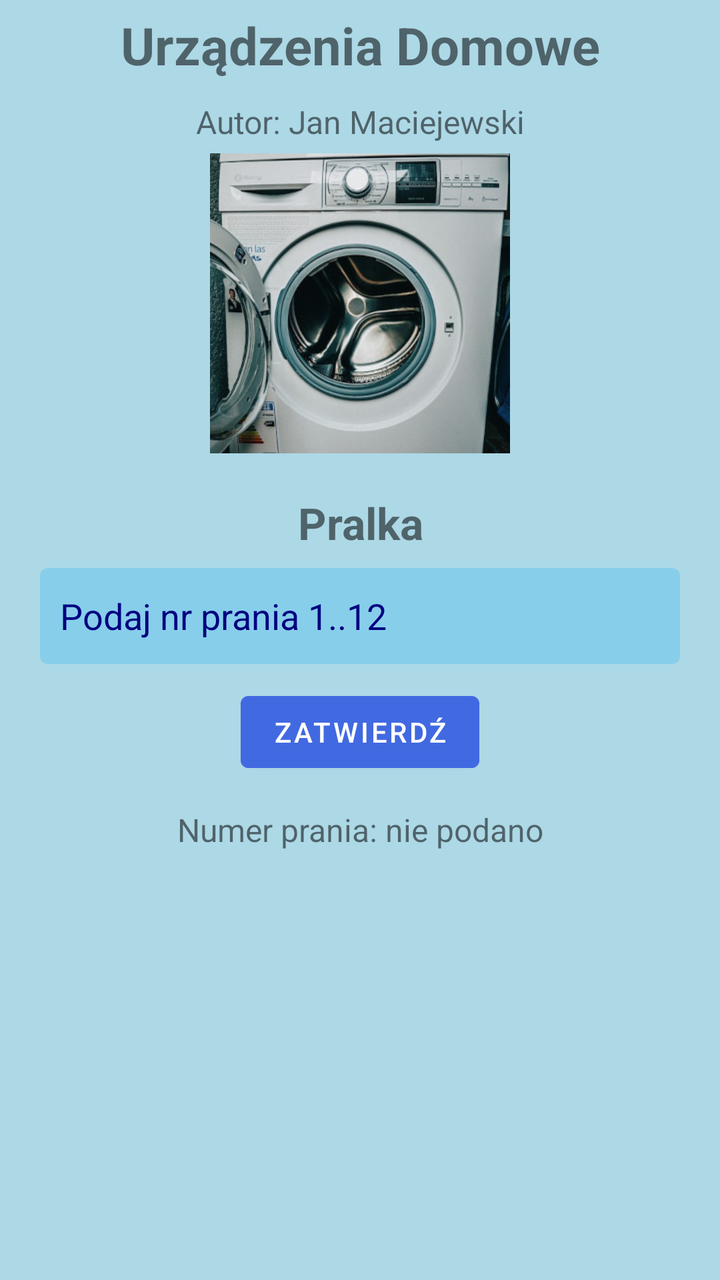
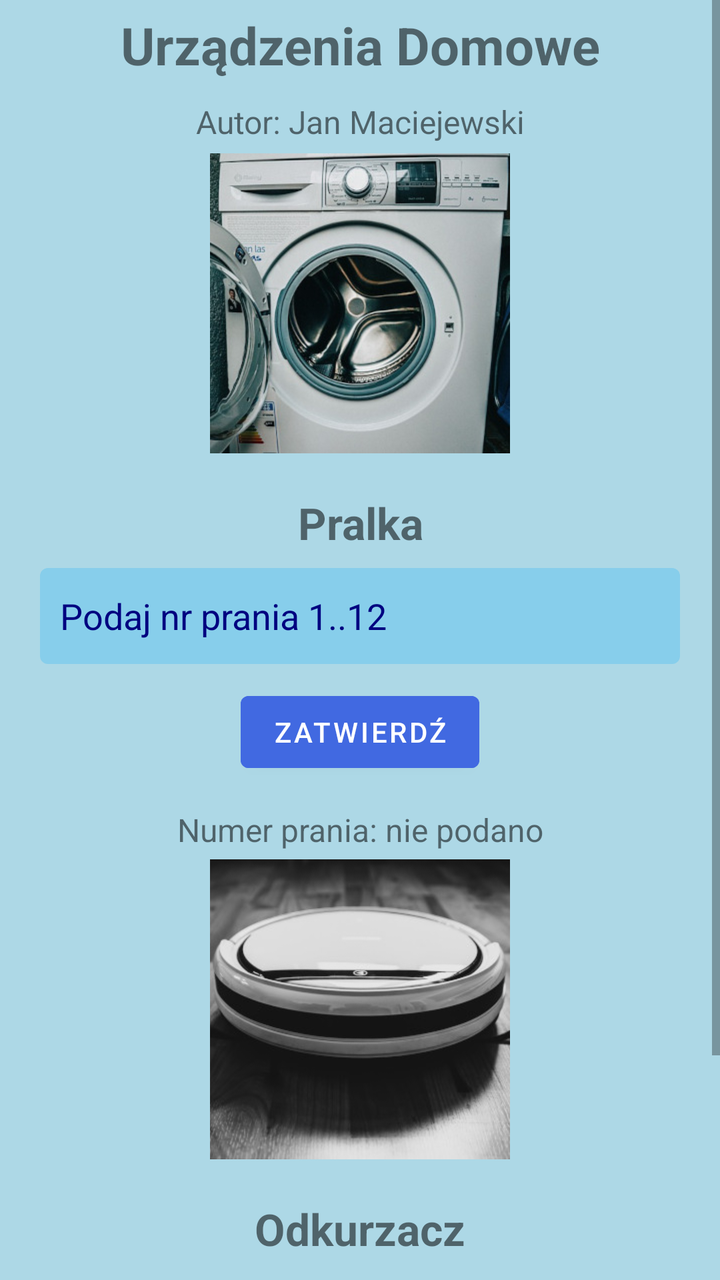

Screens rendered from an Android XML layout before and after an edit, with the pre-edit source and the edit as a unified diff.
<!-- AndroidManifest.xml: application theme Theme.MyApplication -->
<!-- res/layout/activity_main.xml -->
<?xml version="1.0" encoding="utf-8"?>
<ScrollView xmlns:android="http://schemas.android.com/apk/res/android"
    android:id="@+id/main"
    android:layout_width="match_parent"
    android:layout_height="match_parent"
    android:background="@color/light_blue"
    android:fillViewport="true">

    <LinearLayout
        android:layout_width="match_parent"
        android:layout_height="wrap_content"
        android:gravity="center_horizontal"
        android:orientation="vertical"
        android:paddingBottom="20dp">

        <TextView
            android:layout_width="match_parent"
            android:layout_height="wrap_content"
            android:layout_margin="5dp"
            android:gravity="center"
            android:text="@string/title_home_devices"
            android:textSize="26sp"
            android:textStyle="bold" />

        <TextView
            android:layout_width="match_parent"
            android:layout_height="wrap_content"
            android:layout_margin="5dp"
            android:gravity="center"
            android:text="@string/author"
            android:textSize="16sp" />

        <ImageView
            android:layout_width="match_parent"
            android:layout_height="150dp"
            android:layout_marginStart="20dp"
            android:layout_marginEnd="20dp"
            android:layout_marginBottom="20dp"
            android:contentDescription="@string/washing_machine_image_description"
            android:scaleType="fitCenter"
            android:src="@drawable/pralka" />

        <TextView
            android:layout_width="match_parent"
            android:layout_height="wrap_content"
            android:gravity="center"
            android:text="@string/washing_machine"
            android:textSize="22sp"
            android:textStyle="bold" />

        <EditText
            android:id="@+id/wash_program_input"
            android:layout_width="match_parent"
            android:layout_height="wrap_content"
            android:layout_marginStart="20dp"
            android:layout_marginTop="8dp"
            android:layout_marginEnd="20dp"
            android:background="@drawable/edit_text_background"
            android:hint="@string/wash_program_hint"
            android:inputType="number"
            android:minHeight="48dp"
            android:padding="10dp"
            android:textColor="@color/navy"
            android:textColorHint="@color/navy" />

        <com.google.android.material.button.MaterialButton
            android:id="@+id/confirm_wash_program_button"
            android:layout_width="wrap_content"
            android:layout_height="wrap_content"
            android:layout_margin="10dp"
            android:backgroundTint="@color/royal_blue"
            android:text="@string/confirm"
            android:textColor="@color/white" />

        <TextView
            android:id="@+id/wash_program_result"
            android:layout_width="match_parent"
            android:layout_height="wrap_content"
            android:gravity="center"
            android:padding="4dp"
            android:text="@string/wash_program_not_set"
            android:textSize="16sp" />

    </LinearLayout>
</ScrollView>
<!-- resources referenced by this layout -->
<resources>
  <color name="light_blue">#ADD8E6</color>
  <color name="navy">#000080</color>
  <color name="royal_blue">#4169E1</color>
  <color name="white">#FFFFFFFF</color>
  <!-- drawable edit_text_background (drawable) -->
  <?xml version="1.0" encoding="utf-8"?>
  <shape xmlns:android="http://schemas.android.com/apk/res/android">
      <solid android:color="@color/sky_blue" />
      <corners android:radius="4dp" />
  </shape>
  <!-- drawable pralka: jpg bitmap (drawable-nodpi, 55268 bytes) -->
  <string name="author">Autor: Jan Maciejewski</string>
  <string name="confirm">Zatwierdź</string>
  <string name="title_home_devices">Urządzenia Domowe</string>
  <string name="wash_program_hint">Podaj nr prania 1..12</string>
  <string name="wash_program_not_set">Numer prania: nie podano</string>
  <string name="washing_machine">Pralka</string>
  <string name="washing_machine_image_description">Pralka</string>
  <style name="Theme.MyApplication" parent="Theme.MaterialComponents.DayNight.NoActionBar">
          
          <item name="colorPrimary">@color/purple_500</item>
          <item name="colorPrimaryVariant">@color/purple_700</item>
          <item name="colorOnPrimary">@color/white</item>
          
          <item name="colorSecondary">@color/teal_200</item>
          <item name="colorSecondaryVariant">@color/teal_700</item>
          <item name="colorOnSecondary">@color/black</item>
          
          <item name="android:statusBarColor">@color/light_blue</item>
          <item name="android:navigationBarColor">@color/light_blue</item>
          <item name="android:windowLightStatusBar">true</item>
          <item name="android:windowLightNavigationBar">true</item>
          
      </style>
  <color name="sky_blue">#87CEEB</color>
  <color name="purple_500">#FF6200EE</color>
  <color name="purple_700">#FF3700B3</color>
  <color name="teal_200">#FF03DAC5</color>
  <color name="teal_700">#FF018786</color>
  <color name="black">#FF000000</color>
</resources>

<!-- the commit's change to res/layout/activity_main.xml (unified diff, before → after) -->
@@ -81,5 +81,48 @@
             android:text="@string/wash_program_not_set"
             android:textSize="16sp" />
 
+        <ImageView
+            android:layout_width="match_parent"
+            android:layout_height="150dp"
+            android:layout_marginStart="20dp"
+            android:layout_marginEnd="20dp"
+            android:layout_marginBottom="20dp"
+            android:contentDescription="@string/vacuum_image_description"
+            android:scaleType="fitCenter"
+            android:src="@drawable/odkurzacz" />
+
+        <TextView
+            android:layout_width="match_parent"
+            android:layout_height="wrap_content"
+            android:gravity="center"
+            android:text="@string/vacuum"
+            android:textSize="22sp"
+            android:textStyle="bold" />
+
+        <com.google.android.material.button.MaterialButton
+            android:id="@+id/vacuum_toggle_button"
+            android:layout_width="wrap_content"
+            android:layout_height="wrap_content"
+            android:layout_margin="10dp"
+            android:backgroundTint="@color/royal_blue"
+            android:text="@string/turn_on"
+            android:textColor="@color/white" />
+
+        <TextView
+            android:id="@+id/vacuum_state"
+            android:layout_width="match_parent"
+            android:layout_height="wrap_content"
+            android:gravity="center"
+            android:padding="4dp"
+            android:text="@string/vacuum_off"
+            android:textSize="16sp" />
+
+        <TextView
+            android:layout_width="match_parent"
+            android:layout_height="wrap_content"
+            android:gravity="center"
+            android:padding="4dp"
+            android:text="@string/battery_charged"
+            android:textSize="16sp" />
     </LinearLayout>
 </ScrollView>
<!-- resource entries referenced after the edit -->
@@ -10,10 +10,16 @@
       <solid android:color="@color/sky_blue" />
       <corners android:radius="4dp" />
   </shape>
+  <!-- drawable odkurzacz: jpg bitmap (drawable-nodpi, 30025 bytes) -->
   <!-- drawable pralka: jpg bitmap (drawable-nodpi, 55268 bytes) -->
   <string name="author">Autor: Jan Maciejewski</string>
+  <string name="battery_charged">Status: naładowany</string>
   <string name="confirm">Zatwierdź</string>
   <string name="title_home_devices">Urządzenia Domowe</string>
+  <string name="turn_on">Włącz</string>
+  <string name="vacuum">Odkurzacz</string>
+  <string name="vacuum_image_description">Odkurzacz</string>
+  <string name="vacuum_off">Odkurzacz wyłączony</string>
   <string name="wash_program_hint">Podaj nr prania 1..12</string>
   <string name="wash_program_not_set">Numer prania: nie podano</string>
   <string name="washing_machine">Pralka</string>
